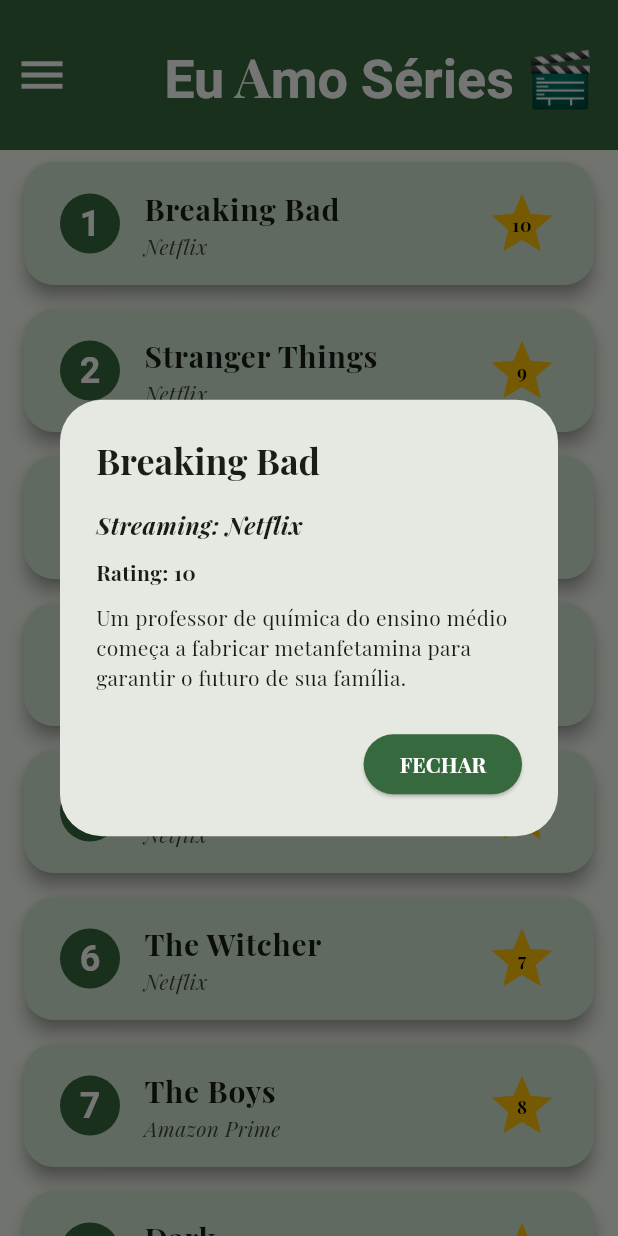
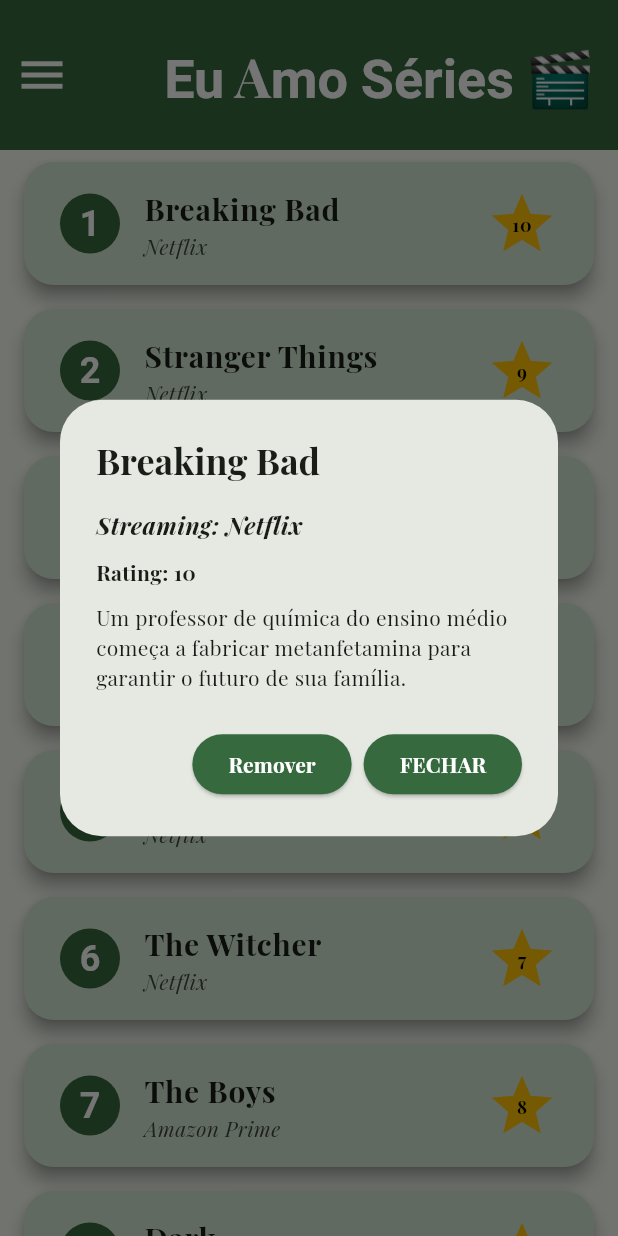
Before and after one commit to MarceloHaa/flutter_app2_series, a Flutter app: the screen it shows after launch, after a tap on an icon or button, on a phone screen of 412 x 824 dp. Run offline on Flutter 3.47's test engine with Material 3 defaults, Android fonts, the phone set to English and light mode, and no system bars; our stand-ins replace google_fonts.

Commit message:
Class 6 Uptades

```diff
--- a/lib/main.dart
+++ b/lib/main.dart
@@ -1,13 +1,19 @@
 import 'package:flutter/material.dart';
-import 'package:flutter_app2_series/add_tv_show_screen.dart';
+import 'package:flutter_app2_series/tv_show_form.dart';
 import 'package:flutter_app2_series/custom_drawer.dart';
 import 'package:flutter_app2_series/tv_show_data.dart';
 import 'package:flutter_app2_series/tv_show_model.dart';
 import 'package:flutter_app2_series/tv_show_screen.dart';
 import 'package:google_fonts/google_fonts.dart';
+import 'package:provider/provider.dart';
 
 void main() {
-  runApp(const MainApp());
+  runApp(
+    ChangeNotifierProvider(
+      create: (context) => TvShowModel(),
+      child: const MainApp(),
+    ),
+  );
 }
 
 class MainApp extends StatefulWidget {
@@ -20,17 +26,26 @@ class MainApp extends StatefulWidget {
 class _MainAppState extends State<MainApp> {
   final List<TvShow> tvShows = favTvShowList;
 
-  int currentScreenIndex = 0;
-
-  void addTvShow(TvShow newTvShow) {
+  void addTvShow(TvShow tvShow) {
     setState(() {
-      tvShows.add(newTvShow);
+      tvShows.add(tvShow);
     });
   }
 
+  void removeTvShow(TvShow tvShow) {
+    //final index = tvShows.indexWhere(
+    // (show) => show.title.toLowerCase() == tvShow.title.toLowerCase()
+    // );
+    setState(() {
+      tvShows.remove(tvShow);
+    });
+  }
+
+  int currentScreenIndex = 0;
+
   List<Widget> get screens => [
-    TvShowScreen(tvShows: tvShows),
-    AddTvShowScreen(onAddTvShow: addTvShow),
+    TvShowScreen(),
+    AddTvShowScreen(switchScreen: switchScreen),
   ];
 
   void switchScreen(int index) {
--- a/lib/tv_show_card.dart
+++ b/lib/tv_show_card.dart
@@ -2,6 +2,7 @@ import 'package:flutter/material.dart';
 import 'package:flutter_app2_series/rating_widget.dart';
 import 'package:flutter_app2_series/tv_show_model.dart';
 import 'package:google_fonts/google_fonts.dart';
+import 'package:provider/provider.dart';
 
 class TvShowCard extends StatelessWidget {
   const TvShowCard({super.key, required this.tvShow, required this.index});
@@ -66,6 +67,20 @@ class TvShowCard extends StatelessWidget {
               ),
               actions: [
                 ElevatedButton(
+                  onPressed: () {
+                    context.read<TvShowModel>().removeTvShow(tvShow, context);
+                    Navigator.of(context).pop();
+                  },
+                  style: ElevatedButton.styleFrom(
+                    backgroundColor: colorScheme.primary,
+                    foregroundColor: colorScheme.onPrimary,
+                  ),
+                  child: Text(
+                    'Remover',
+                    style: TextStyle(fontWeight: FontWeight.bold),
+                  ),
+                ),
+                ElevatedButton(
                   onPressed: () => Navigator.of(context).pop(),
                   style: ElevatedButton.styleFrom(
                     backgroundColor: colorScheme.primary,
--- a/lib/tv_show_screen.dart
+++ b/lib/tv_show_screen.dart
@@ -1,11 +1,12 @@
 import 'package:flutter/material.dart';
 import 'package:flutter_app2_series/tv_show_card.dart';
 import 'package:flutter_app2_series/tv_show_model.dart';
+import 'package:provider/provider.dart';
 
 class TvShowScreen extends StatefulWidget {
-  const TvShowScreen({super.key, required this.tvShows});
+  const TvShowScreen({super.key});
 
-  final List<TvShow> tvShows;
+  //final List<TvShow> tvShows;
 
   @override
   State<TvShowScreen> createState() => _TvShowScreenState();
@@ -14,10 +15,14 @@ class TvShowScreen extends StatefulWidget {
 class _TvShowScreenState extends State<TvShowScreen> {
   @override
   Widget build(BuildContext context) {
+    var model = Provider.of<TvShowModel>(context);
+
     return ListView.builder(
-      itemCount: widget.tvShows.length,
-      itemBuilder: (context, index) =>
-          TvShowCard(tvShow: widget.tvShows[index], index: index),
+      itemCount: model.tvShows.length,
+      itemBuilder: (context, index) => Consumer<TvShowModel>(
+        builder: (context, model, child) =>
+            TvShowCard(tvShow: model.tvShows[index], index: index),
+      ),
     );
   }
 }
--- a/pubspec.yaml
+++ b/pubspec.yaml
@@ -10,6 +10,7 @@ dependencies:
   flutter:
     sdk: flutter
   google_fonts: ^6.2.1
+  provider: ^6.1.5
 
 dev_dependencies:
   flutter_test:
```
Also changed, not shown: lib/tv_show_form.dart (renamed from lib/add_tv_show_screen.dart, +6 -11 lines), lib/tv_show_model.dart (+43 -0 lines), pubspec.lock.
